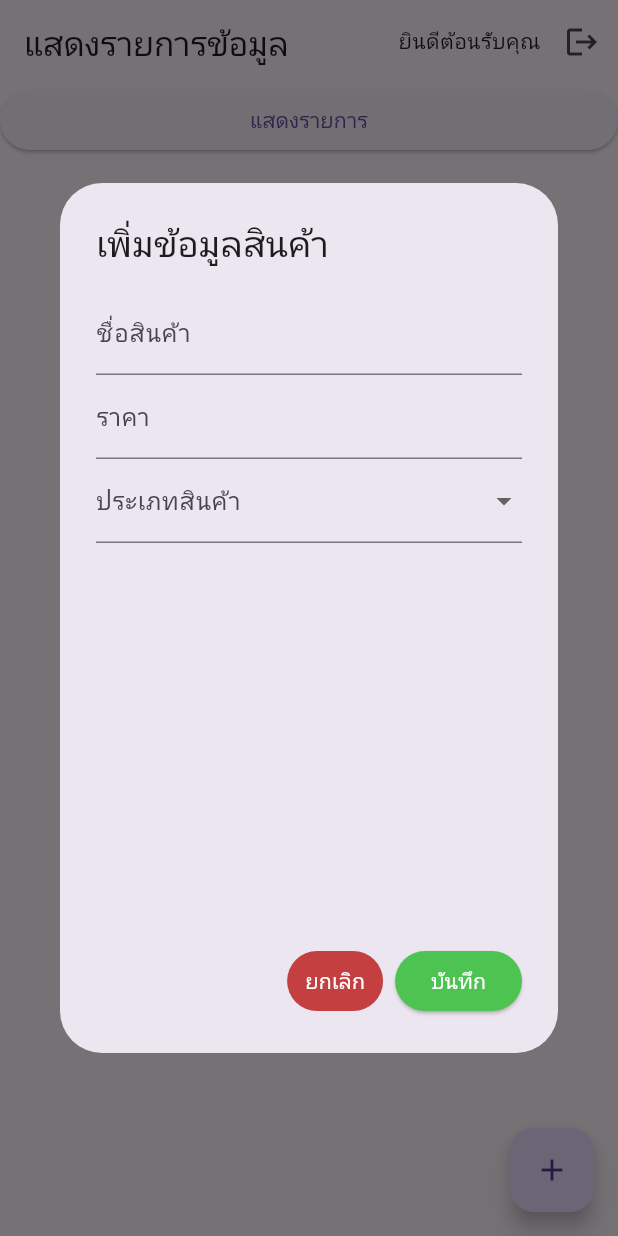
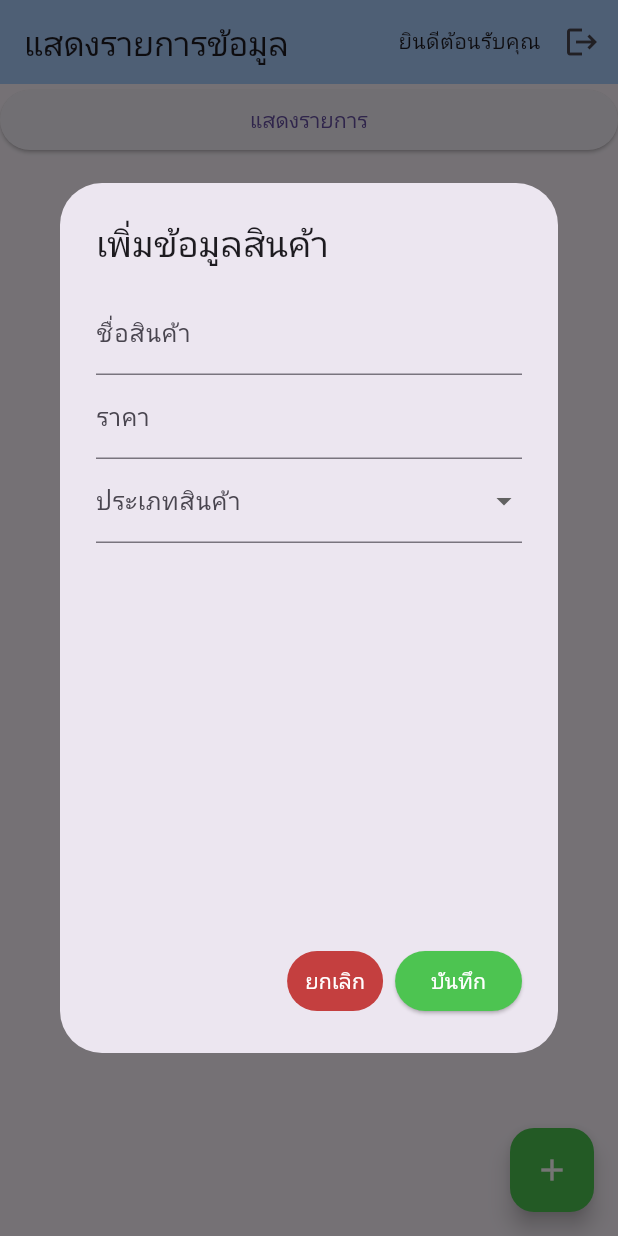
Before and after one commit to Pxthaphi/PK-SHOP_126, a Flutter app: the DashboardScreen screen opened directly, after a tap on the "add" icon, on a phone screen of 412 x 824 dp. Run offline on Flutter 3.47's test engine with Material 3 defaults, Android fonts, the light colour scheme and no system bars; our stand-ins replace another_flutter_splash_screen, flutter_login, font_awesome_flutter, quickalert, shared_preferences; accounts and stored records are empty; network calls fail.

```diff
--- a/lib/page/dashboard.dart
+++ b/lib/page/dashboard.dart
@@ -104,6 +104,7 @@ class _DashboardScreenState extends State<DashboardScreen> {
     return Scaffold(
       appBar: AppBar(
         title: const Text('แสดงรายการข้อมูล'),
+        backgroundColor: const Color.fromARGB(255, 171, 206, 255),
         actions: [
           Row(
             children: [
@@ -126,6 +127,7 @@ class _DashboardScreenState extends State<DashboardScreen> {
         ],
       ),
       floatingActionButton: FloatingActionButton(
+        backgroundColor: const Color.fromARGB(255, 77, 196, 81),
         onPressed: () async {
           // TODO: Navigate to Add Product Page
           await showDialog(
@@ -142,7 +144,10 @@ class _DashboardScreenState extends State<DashboardScreen> {
             // Trigger a rebuild to show the updated list
           });
         },
-        child: const Icon(Icons.add),
+        child: const Icon(
+          Icons.add,
+          color: Colors.white,
+        ),
       ),
     );
   }
@@ -194,7 +199,11 @@ class _DashboardScreenState extends State<DashboardScreen> {
                   title: Text(item.productName),
                   subtitle: Row(
                     children: [
-                      Text('ราคา: ${item.price} บาท',style: const TextStyle(color: Color.fromARGB(255, 26, 161, 22)),),
+                      Text(
+                        'ราคา: ${item.price} บาท',
+                        style: const TextStyle(
+                            color: Color.fromARGB(255, 26, 161, 22)),
+                      ),
                     ],
                   ),
                   trailing: Row(
```
